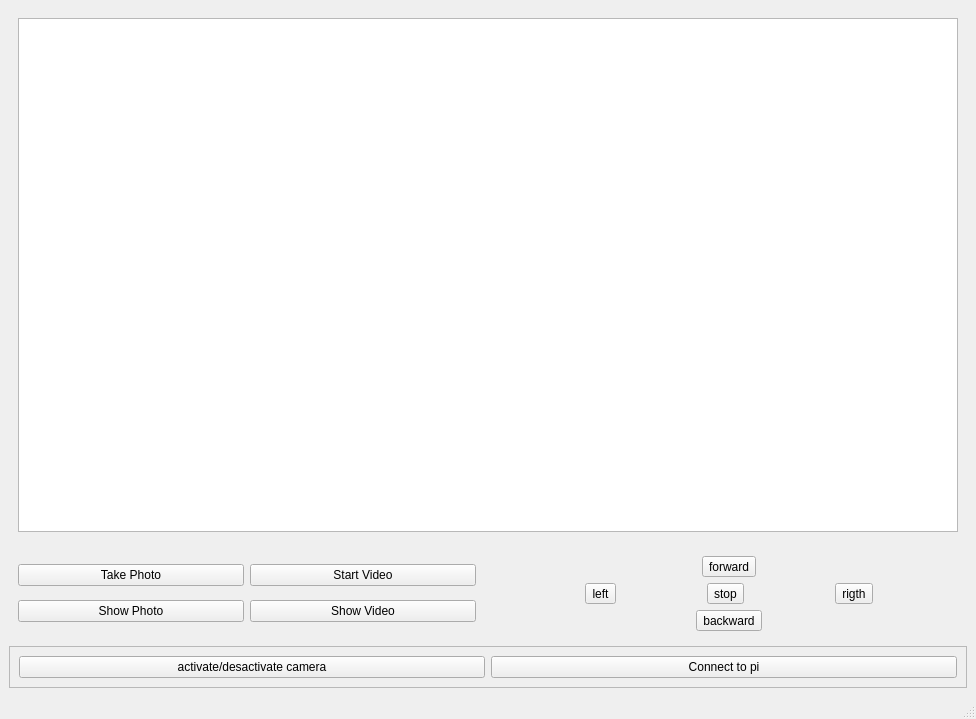
The window that pgU1_client/ui/gui.ui (constraintAutomaton/client_pgU1) describes before a commit, drawn with Qt 5.
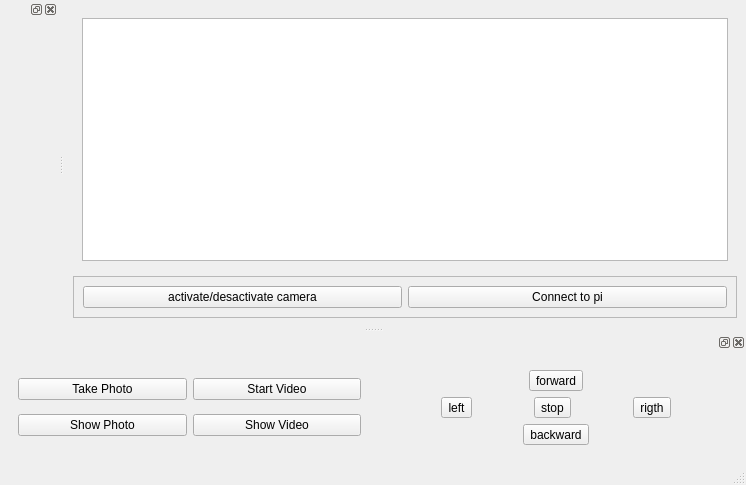
The same window after the commit.

```diff
--- a/pgU1_client/ui/gui.ui
+++ b/pgU1_client/ui/gui.ui
@@ -6,8 +6,8 @@
    <rect>
     <x>0</x>
     <y>0</y>
-    <width>976</width>
-    <height>719</height>
+    <width>746</width>
+    <height>485</height>
    </rect>
   </property>
   <property name="windowTitle">
@@ -16,6 +16,8 @@
   <widget class="QWidget" name="centralwidget">
    <layout class="QVBoxLayout" name="verticalLayout">
     <item>
+     <layout class="QHBoxLayout" name="camera_map">
+      <item>
      <widget class="QWidget" name="camera" native="true">
       <layout class="QVBoxLayout" name="verticalLayout_4">
        <item>
@@ -24,6 +26,53 @@
       </layout>
      </widget>
     </item>
+     </layout>
+    </item>
+    <item>
+     <widget class="QFrame" name="connection">
+      <property name="frameShape">
+       <enum>QFrame::StyledPanel</enum>
+      </property>
+      <property name="frameShadow">
+       <enum>QFrame::Raised</enum>
+      </property>
+      <layout class="QHBoxLayout" name="horizontalLayout_7">
+       <item>
+        <widget class="QPushButton" name="btnCamera">
+         <property name="text">
+          <string>activate/desactivate camera</string>
+         </property>
+        </widget>
+       </item>
+       <item>
+        <widget class="QPushButton" name="btnConnection">
+         <property name="text">
+          <string>Connect to pi</string>
+         </property>
+        </widget>
+       </item>
+      </layout>
+     </widget>
+    </item>
+   </layout>
+  </widget>
+  <widget class="QMenuBar" name="menubar">
+   <property name="geometry">
+    <rect>
+     <x>0</x>
+     <y>0</y>
+     <width>746</width>
+     <height>20</height>
+    </rect>
+   </property>
+  </widget>
+  <widget class="QStatusBar" name="statusbar"/>
+  <widget class="QDockWidget" name="dock_command">
+   <attribute name="dockWidgetArea">
+    <number>8</number>
+   </attribute>
+   <widget class="QWidget" name="dockWidgetContents">
+    <layout class="QVBoxLayout" name="verticalLayout_5">
     <item>
      <layout class="QHBoxLayout" name="command">
       <item>
@@ -123,45 +172,15 @@
       </item>
      </layout>
     </item>
-    <item>
-     <widget class="QFrame" name="connection">
-      <property name="frameShape">
-       <enum>QFrame::StyledPanel</enum>
-      </property>
-      <property name="frameShadow">
-       <enum>QFrame::Raised</enum>
-      </property>
-      <layout class="QHBoxLayout" name="horizontalLayout_7">
-       <item>
-        <widget class="QPushButton" name="btnCamera">
-         <property name="text">
-          <string>activate/desactivate camera</string>
-         </property>
-        </widget>
-       </item>
-       <item>
-        <widget class="QPushButton" name="btnConnection">
-         <property name="text">
-          <string>Connect to pi</string>
-         </property>
-        </widget>
-       </item>
-      </layout>
-     </widget>
-    </item>
-   </layout>
+    </layout>
+   </widget>
   </widget>
-  <widget class="QMenuBar" name="menubar">
-   <property name="geometry">
-    <rect>
-     <x>0</x>
-     <y>0</y>
-     <width>976</width>
-     <height>26</height>
-    </rect>
-   </property>
+  <widget class="QDockWidget" name="dock_map">
+   <attribute name="dockWidgetArea">
+    <number>1</number>
+   </attribute>
+   <widget class="QWidget" name="dock_container_map_2"/>
   </widget>
-  <widget class="QStatusBar" name="statusbar"/>
  </widget>
  <resources/>
  <connections/>
```
Lines whose indentation alone changed are shown as unchanged.
